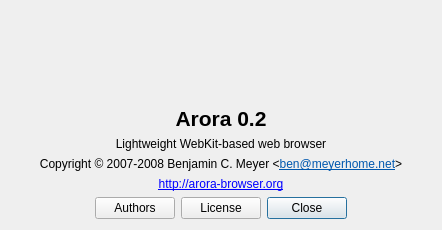
EndorphinBrowser/browser, file src/aboutdialog.ui: the form before one commit.
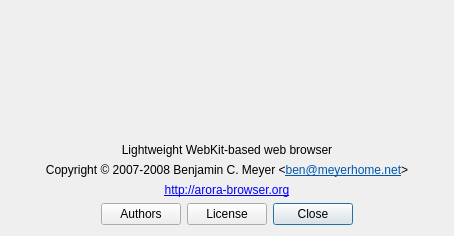
The form after the commit. Icons and pictures are not drawn.

Patch:
```diff
--- a/src/aboutdialog.ui
+++ b/src/aboutdialog.ui
@@ -5,8 +5,8 @@
    <rect>
     <x>0</x>
     <y>0</y>
-    <width>442</width>
-    <height>230</height>
+    <width>454</width>
+    <height>236</height>
    </rect>
   </property>
   <property name="windowTitle" >
@@ -40,7 +40,9 @@
     </widget>
    </item>
    <item>
-    <widget class="QLabel" name="label_2" >
+    <layout class="QHBoxLayout" name="horizontalLayout_2" >
+     <item>
+      <widget class="QLabel" name="name" >
      <property name="sizePolicy" >
       <sizepolicy vsizetype="Fixed" hsizetype="Preferred" >
        <horstretch>0</horstretch>
@@ -54,14 +56,33 @@
        <bold>true</bold>
       </font>
      </property>
-     <property name="text" >
-      <string>Arora 0.2</string>
-     </property>
+       <property name="alignment" >
+        <set>Qt::AlignRight|Qt::AlignTrailing|Qt::AlignVCenter</set>
+       </property>
+      </widget>
+     </item>
+     <item>
+      <widget class="QLabel" name="version" >
+       <property name="sizePolicy" >
+        <sizepolicy vsizetype="Fixed" hsizetype="Preferred" >
+         <horstretch>0</horstretch>
+         <verstretch>0</verstretch>
+        </sizepolicy>
+       </property>
+       <property name="font" >
+        <font>
+         <pointsize>16</pointsize>
+         <weight>75</weight>
+         <bold>true</bold>
+        </font>
+       </property>
      <property name="alignment" >
-      <set>Qt::AlignCenter</set>
+        <set>Qt::AlignLeading|Qt::AlignLeft|Qt::AlignVCenter</set>
      </property>
     </widget>
    </item>
+    </layout>
+   </item>
    <item>
     <widget class="QLabel" name="label_3" >
      <property name="text" >
```
Left out of the diff: 18 changed lines with no effect on the pictures. Lines whose indentation alone changed are shown as unchanged.
